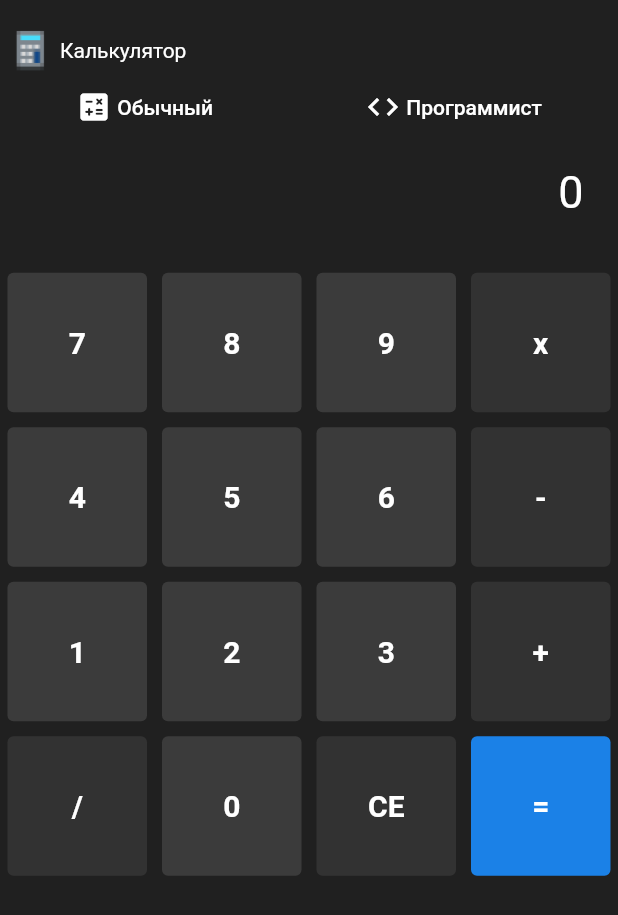
After one commit to NOOBHECMETAHKA/calcCutem, a Flutter app: the screen it shows after launch, after a tap on "Обычный", on a phone screen of 412 x 824 dp. The commit adds this screen. Shown: the top 915 px of the screen. Run offline on Flutter 3.47's test engine with Material 2 defaults, Android fonts, the phone set to English and light mode, and no system bars.

Commit message:
before textedit

```diff
--- /dev/null
+++ b/lib/layouts/simple.dart
@@ -0,0 +1,128 @@
+import 'package:flutter/material.dart';
+import 'package:calculator/colors.dart';
+import 'package:calculator/main.dart';
+
+class SimpleCalculatorLayout extends StatelessWidget {
+
+  var textController = TextEditingController(text: '0');
+
+  @override
+  Widget build(BuildContext context) {
+    return MaterialApp(
+      home: Scaffold(
+        backgroundColor: darkGray,
+        body: Padding(
+          padding: const EdgeInsets.symmetric(vertical: 20),
+          child: Column(
+            children: [
+              //header
+              HeaderLayout(textController: textController),
+              //--header
+
+              Expanded(
+                  flex: 4,
+                  child: GridView.count(
+                    crossAxisCount: 4,
+                    children: [
+                      CalulatorButton(
+                        onPressedFunction: null,
+                        textButton: '7',
+                        backgroundColorButton: lightGray,
+                      ),
+                      CalulatorButton(
+                        onPressedFunction: null,
+                        textButton: '8',
+                        backgroundColorButton: lightGray,
+                      ),
+                      CalulatorButton(
+                        onPressedFunction: null,
+                        textButton: '9',
+                        backgroundColorButton: lightGray,
+                      ),
+                      CalulatorButton(onPressedFunction: null, textButton: 'x'),
+                      CalulatorButton(
+                        onPressedFunction: null,
+                        textButton: '4',
+                        backgroundColorButton: lightGray,
+                      ),
+                      CalulatorButton(
+                        onPressedFunction: null,
+                        textButton: '5',
+                        backgroundColorButton: lightGray,
+                      ),
+                      CalulatorButton(
+                        onPressedFunction: null,
+                        textButton: '6',
+                        backgroundColorButton: lightGray,
+                      ),
+                      CalulatorButton(onPressedFunction: null, textButton: '-'),
+                      CalulatorButton(
+                        onPressedFunction: null,
+                        textButton: '1',
+                        backgroundColorButton: lightGray,
+                      ),
+                      CalulatorButton(
+                        onPressedFunction: null,
+                        textButton: '2',
+                        backgroundColorButton: lightGray,
+                      ),
+                      CalulatorButton(
+                        onPressedFunction: null,
+                        textButton: '3',
+                        backgroundColorButton: lightGray,
+                      ),
+                      CalulatorButton(onPressedFunction: null, textButton: '+'),
+                      CalulatorButton(onPressedFunction: null, textButton: '/'),
+                      CalulatorButton(
+                        onPressedFunction: null,
+                        textButton: '0',
+                        backgroundColorButton: lightGray,
+                      ),
+                      CalulatorButton(
+                          onPressedFunction: null, textButton: 'CE'),
+                      CalulatorButton(
+                        onPressedFunction: null,
+                        textButton: '=',
+                        backgroundColorButton: simpleBlue,
+                      ),
+                    ],
+                  ))
+            ],
+          ),
+        ),
+      ),
+    );
+  }
+}
+
+class CalulatorButton extends StatelessWidget {
+  String textButton;
+  Color? foregroundColorButton;
+  Color? backgroundColorButton;
+  Function? onPressedFunction;
+
+  CalulatorButton({
+    this.foregroundColorButton,
+    this.backgroundColorButton,
+    required this.textButton,
+    required this.onPressedFunction,
+    super.key,
+  });
+
+  @override
+  Widget build(BuildContext context) {
+    return Padding(
+      padding: const EdgeInsets.all(5.0),
+      child: TextButton(
+        onPressed: () => this.onPressedFunction,
+        child: Text(
+          this.textButton,
+          style: TextStyle(fontSize: 20, fontWeight: FontWeight.bold),
+        ),
+        style: TextButton.styleFrom(
+            foregroundColor: foregroundColorButton ?? Colors.white,
+            backgroundColor: backgroundColorButton ?? simpleGray),
+      ),
+    );
+  }
+}
--- a/lib/main.dart
+++ b/lib/main.dart
@@ -1,23 +1,29 @@
 import 'package:flutter/material.dart';
-import 'package:calculator/colors.dart';
+import 'package:calculator/layouts/simple.dart';
+import 'package:calculator/layouts/programm.dart';
 
 void main() {
-  runApp(MyApp());
+  runApp(MaterialApp(
+    debugShowCheckedModeBanner: false,
+    initialRoute: "/",
+    routes: {
+      '/': (context) => SimpleCalculatorLayout(),
+      '/programmer': (context) => ProgrammCalculatorLayout(),
+    },
+  ));
 }
 
-class MyApp extends StatelessWidget {
-  var textController = TextEditingController(text: '0');
+class HeaderLayout extends StatelessWidget {
+  const HeaderLayout({
+    super.key,
+    required this.textController,
+  });
+
+  final TextEditingController textController;
 
   @override
   Widget build(BuildContext context) {
-    return MaterialApp(
-      home: Scaffold(
-        backgroundColor: darkGray,
-        body: Padding(
-          padding: const EdgeInsets.symmetric(vertical: 20),
-          child: Column(
-            children: [
-              Expanded(
+    return Expanded(
         flex: 1,
         child: Column(
           children: [
@@ -38,32 +44,27 @@ class MyApp extends StatelessWidget {
               mainAxisAlignment: MainAxisAlignment.spaceAround,
               children: [
                 TextButton(
-                            onPressed: () {},
+                  onPressed: () {
+                    Navigator.pushNamed(context, '/');
+                  },
                   child: Row(
-                              children: [
-                                Icon(Icons.calculate_rounded),
-                                Text(' Обычный')
-                              ],
+                    children: [Icon(Icons.calculate_rounded), Text(' Обычный')],
                   ),
-                            style: TextButton.styleFrom(
-                                foregroundColor: Colors.white),
+                  style: TextButton.styleFrom(foregroundColor: Colors.white),
                 ),
                 TextButton(
-                            onPressed: () {},
+                  onPressed: () {
+                    Navigator.pushNamed(context, '/programmer');
+                  },
                   child: Row(
-                              children: [
-                                Icon(Icons.code),
-                                Text(' Программист')
-                              ],
+                    children: [Icon(Icons.code), Text(' Программист')],
                   ),
-                            style: TextButton.styleFrom(
-                                foregroundColor: Colors.white),
+                  style: TextButton.styleFrom(foregroundColor: Colors.white),
                 ),
               ],
             ),
             Padding(
-                        padding: const EdgeInsets.symmetric(
-                            horizontal: 20, vertical: 3),
+              padding: const EdgeInsets.symmetric(horizontal: 20, vertical: 3),
               child: TextField(
                 controller: textController,
                 readOnly: true,
@@ -73,111 +74,6 @@ class MyApp extends StatelessWidget {
               ),
             ),
           ],
-                  )),
-              Expanded(
-                  flex: 4,
-                  child: GridView.count(
-                    crossAxisCount: 4,
-                    children: [
-                      CalulatorButton(
-                        onPressedFunction: null,
-                        textButton: '7',
-                        backgroundColorButton: lightGray,
-                      ),
-                      CalulatorButton(
-                        onPressedFunction: null,
-                        textButton: '8',
-                        backgroundColorButton: lightGray,
-                      ),
-                      CalulatorButton(
-                        onPressedFunction: null,
-                        textButton: '9',
-                        backgroundColorButton: lightGray,
-                      ),
-                      CalulatorButton(onPressedFunction: null, textButton: 'x'),
-                      CalulatorButton(
-                        onPressedFunction: null,
-                        textButton: '4',
-                        backgroundColorButton: lightGray,
-                      ),
-                      CalulatorButton(
-                        onPressedFunction: null,
-                        textButton: '5',
-                        backgroundColorButton: lightGray,
-                      ),
-                      CalulatorButton(
-                        onPressedFunction: null,
-                        textButton: '6',
-                        backgroundColorButton: lightGray,
-                      ),
-                      CalulatorButton(onPressedFunction: null, textButton: '-'),
-                      CalulatorButton(
-                        onPressedFunction: null,
-                        textButton: '1',
-                        backgroundColorButton: lightGray,
-                      ),
-                      CalulatorButton(
-                        onPressedFunction: null,
-                        textButton: '2',
-                        backgroundColorButton: lightGray,
-                      ),
-                      CalulatorButton(
-                        onPressedFunction: null,
-                        textButton: '3',
-                        backgroundColorButton: lightGray,
-                      ),
-                      CalulatorButton(onPressedFunction: null, textButton: '+'),
-                      CalulatorButton(onPressedFunction: null, textButton: '/'),
-                      CalulatorButton(
-                        onPressedFunction: null,
-                        textButton: '0',
-                        backgroundColorButton: lightGray,
-                      ),
-                      CalulatorButton(
-                          onPressedFunction: null, textButton: 'CE'),
-                      CalulatorButton(
-                        onPressedFunction: null,
-                        textButton: '=',
-                        backgroundColorButton: simpleBlue,
-                      ),
-                    ],
-                  ))
-            ],
-          ),
-        ),
-      ),
-    );
+        ));
   }
 }
-
-class CalulatorButton extends StatelessWidget {
-  String textButton;
-  Color? foregroundColorButton;
-  Color? backgroundColorButton;
-  Function? onPressedFunction;
-
-  CalulatorButton({
-    this.foregroundColorButton,
-    this.backgroundColorButton,
-    required this.textButton,
-    required this.onPressedFunction,
-    super.key,
-  });
-
-  @override
-  Widget build(BuildContext context) {
-    return Padding(
-      padding: const EdgeInsets.all(5.0),
-      child: TextButton(
-        onPressed: () => this.onPressedFunction,
-        child: Text(
-          this.textButton,
-          style: TextStyle(fontSize: 20, fontWeight: FontWeight.bold),
-        ),
-        style: TextButton.styleFrom(
-            foregroundColor: foregroundColorButton ?? Colors.white,
-            backgroundColor: backgroundColorButton ?? simpleGray),
-      ),
-    );
-  }
-}
```
Also changed, not shown: lib/layouts/programm.dart (added, +77 -0 lines). Lines whose indentation alone changed are shown as unchanged.
